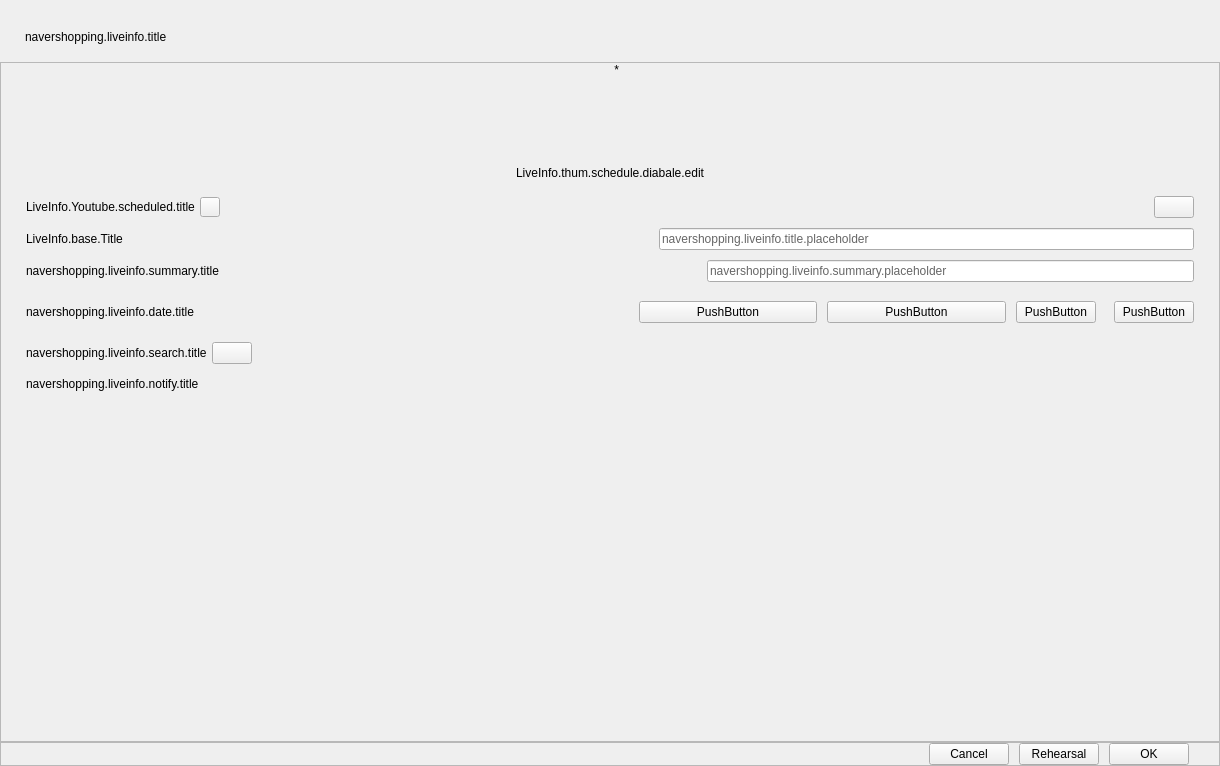
First picture: the form in src/prism-live-studio/PRISMLiveStudio/prism-ui/PLSPlatformApi/naver-shopping-live/PLSLiveInfoNaverShoppingLIVE.ui, repository naver/prism-live-studio, before the edit.
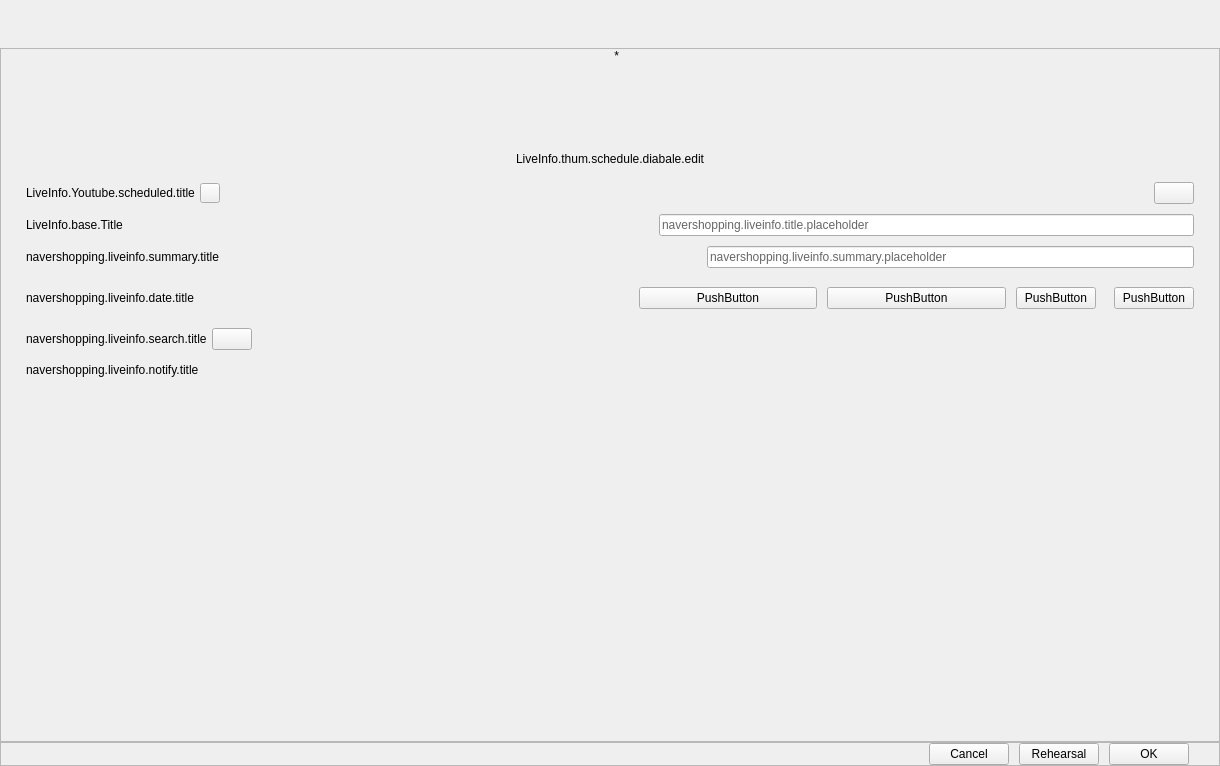
Second picture: the form after the edit. Custom widgets are drawn as their Qt base class.

The edit to the form file:
```diff
--- a/src/prism-live-studio/PRISMLiveStudio/prism-ui/PLSPlatformApi/naver-shopping-live/PLSLiveInfoNaverShoppingLIVE.ui
+++ b/src/prism-live-studio/PRISMLiveStudio/prism-ui/PLSPlatformApi/naver-shopping-live/PLSLiveInfoNaverShoppingLIVE.ui
@@ -68,15 +68,8 @@
           </property>
          </spacer>
         </item>
-        <item>
-         <widget class="QLabel" name="nvtTitleLabel">
-          <property name="text">
-           <string>navershopping.liveinfo.title</string>
-          </property>
-          <property name="alignment">
-           <set>Qt::AlignLeading|Qt::AlignLeft|Qt::AlignVCenter</set>
-          </property>
-         </widget>
+        <item alignment="Qt::AlignLeft|Qt::AlignVCenter">
+         <widget class="PLSLiveInfoDualWidget" name="dualWidget" native="true"/>
         </item>
        </layout>
       </item>
@@ -116,7 +109,7 @@
         <x>0</x>
         <y>0</y>
         <width>1218</width>
-        <height>672</height>
+        <height>680</height>
        </rect>
       </property>
       <layout class="QVBoxLayout" name="verticalLayout" stretch="0,0,0,0,0,0,0,0,0,0,0,0,1">
@@ -1053,6 +1046,12 @@
    <extends>QPushButton</extends>
    <header>PLSScheduleCombox.h</header>
   </customwidget>
+  <customwidget>
+   <class>PLSLiveInfoDualWidget</class>
+   <extends>QWidget</extends>
+   <header>PLSLiveInfoBase.h</header>
+   <container>1</container>
+  </customwidget>
   <customwidget>
    <class>PLSSelectImageButton</class>
    <extends>QLabel</extends>
```
